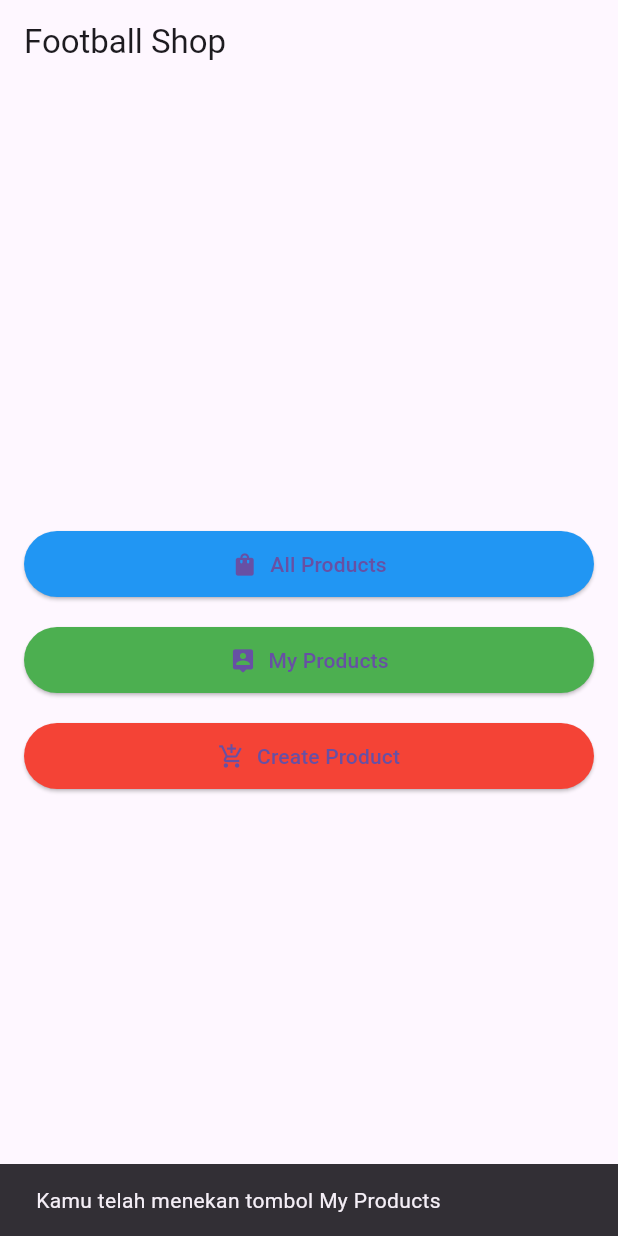
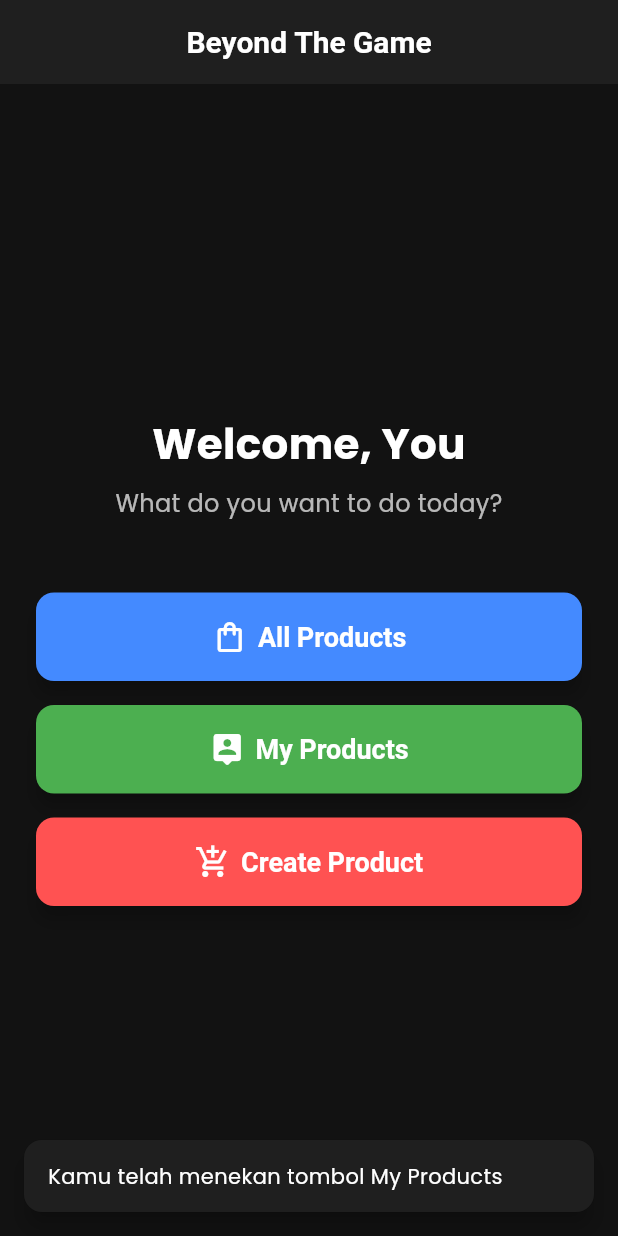
Before and after one commit to Aforambis/flutter-beyond-the-game, a Flutter app: the screen it shows after launch, after a tap on "My Products", on a phone screen of 412 x 824 dp. Run offline on Flutter 3.47's test engine with Material 3 defaults, Android fonts, the phone set to English and light mode, and no system bars; our stand-ins replace google_fonts.

Commit message:
UI changes

```diff
--- a/football_shop/lib/main.dart
+++ b/football_shop/lib/main.dart
@@ -1,18 +1,32 @@
 import 'package:flutter/material.dart';
+import 'package:google_fonts/google_fonts.dart'; // We'll use Google Fonts for a nicer look
 
 void main() {
   runApp(const MyApp());
 }
 
 class MyApp extends StatelessWidget {
-  const MyApp({Key? key}) : super(key: key);
+  const MyApp({super.key});
 
   @override
   Widget build(BuildContext context) {
+    // Using a dark theme for a more "premium shop" feel
     return MaterialApp(
       title: 'Football Shop',
       theme: ThemeData(
-        primarySwatch: Colors.indigo,
+        brightness: Brightness.dark,
+        primaryColor: Colors.blueAccent,
+        scaffoldBackgroundColor: const Color(0xFF121212), // A deep dark grey
+        fontFamily: GoogleFonts.poppins().fontFamily, // Use Poppins for all text
+        appBarTheme: const AppBarTheme(
+          backgroundColor: Color(0xFF1F1F1F), // Slightly lighter grey for app bar
+          elevation: 0, // No shadow
+          titleTextStyle: TextStyle(
+            fontSize: 20,
+            fontWeight: FontWeight.w600,
+            color: Colors.white,
+          ),
+        ),
       ),
       home: const MyHomePage(),
     );
@@ -20,76 +34,88 @@ class MyApp extends StatelessWidget {
 }
 
 class MyHomePage extends StatelessWidget {
-  const MyHomePage({Key? key}) : super(key: key);
+  const MyHomePage({super.key});
+
+  // Helper function to show the SnackBar
+  void _showSnackBar(BuildContext context, String message) {
+    ScaffoldMessenger.of(context).hideCurrentSnackBar(); // Hide any old snackbar
+    ScaffoldMessenger.of(context).showSnackBar(
+      SnackBar(
+        content: Text(message, style: const TextStyle(color: Colors.white)),
+        backgroundColor: const Color(0xFF1F1F1F),
+        behavior: SnackBarBehavior.floating, // Make it float above the bottom
+        shape: RoundedRectangleBorder(
+          borderRadius: BorderRadius.circular(12),
+        ),
+        margin: const EdgeInsets.all(16),
+      ),
+    );
+  }
 
   @override
   Widget build(BuildContext context) {
     return Scaffold(
       appBar: AppBar(
-        title: const Text('Football Shop'),
+        title: const Text('Beyond The Game'),
+        centerTitle: true,
       ),
       body: Padding(
-        padding: const EdgeInsets.all(16.0),
-        // Center the column in the middle of the screen
+        padding: const EdgeInsets.all(24.0), // More padding around the edges
         child: Center(
           child: Column(
-            // Arrange buttons vertically
             mainAxisAlignment: MainAxisAlignment.center,
-            crossAxisAlignment: CrossAxisAlignment.stretch, // Make buttons fill the width
+            crossAxisAlignment: CrossAxisAlignment.stretch,
             children: [
+              // --- Title Text ---
+              const Text(
+                'Welcome, You',
+                textAlign: TextAlign.center,
+                style: TextStyle(
+                  fontSize: 28,
+                  fontWeight: FontWeight.bold,
+                  color: Colors.white,
+                ),
+              ),
+              const SizedBox(height: 8),
+              const Text(
+                'What do you want to do today?',
+                textAlign: TextAlign.center,
+                style: TextStyle(
+                  fontSize: 16,
+                  color: Colors.white70,
+                ),
+              ),
+              const SizedBox(height: 48), // More space before buttons
+
               // --- Button 1: All Products ---
-              ElevatedButton.icon(
-                icon: const Icon(Icons.shopping_bag),
-                label: const Text('All Products'),
-                style: ElevatedButton.styleFrom(
-                  backgroundColor: Colors.blue, // Blue color
-                  padding: const EdgeInsets.symmetric(vertical: 12),
-                ),
+              _ShopButton(
+                text: 'All Products',
+                icon: Icons.shopping_bag_outlined,
+                color: Colors.blueAccent,
                 onPressed: () {
-                  // Show SnackBar
-                  ScaffoldMessenger.of(context).showSnackBar(
-                    const SnackBar(
-                      content: Text('Kamu telah menekan tombol All Products'),
-                    ),
-                  );
+                  _showSnackBar(context, 'Kamu telah menekan tombol All Products');
                 },
               ),
-              const SizedBox(height: 16), // Spacer between buttons
+              const SizedBox(height: 16),
 
               // --- Button 2: My Products ---
-              ElevatedButton.icon(
-                icon: const Icon(Icons.person_pin_rounded),
-                label: const Text('My Products'),
-                style: ElevatedButton.styleFrom(
-                  backgroundColor: Colors.green, // Green color
-                  padding: const EdgeInsets.symmetric(vertical: 12),
-                ),
+              _ShopButton(
+                text: 'My Products',
+                icon: Icons.person_pin_rounded,
+                color: Colors.green,
                 onPressed: () {
-                  // Show SnackBar
-                  ScaffoldMessenger.of(context).showSnackBar(
-                    const SnackBar(
-                      content: Text('Kamu telah menekan tombol My Products'),
-                    ),
-                  );
+                  _showSnackBar(context, 'Kamu telah menekan tombol My Products');
                 },
               ),
-              const SizedBox(height: 16), // Spacer between buttons
+              const SizedBox(height: 16),
 
               // --- Button 3: Create Product ---
-              ElevatedButton.icon(
-                icon: const Icon(Icons.add_shopping_cart),
-                label: const Text('Create Product'),
-                style: ElevatedButton.styleFrom(
-                  backgroundColor: Colors.red, // Red color
-                  padding: const EdgeInsets.symmetric(vertical: 12),
-                ),
+              _ShopButton(
+                text: 'Create Product',
+                icon: Icons.add_shopping_cart,
+                color: Colors.redAccent,
                 onPressed: () {
-                  // Show SnackBar
-                  ScaffoldMessenger.of(context).showSnackBar(
-                    const SnackBar(
-                      content: Text('Kamu telah menekan tombol Create Product'),
-                    ),
-                  );
+                  _showSnackBar(context, 'Kamu telah menekan tombol Create Product');
                 },
               ),
             ],
@@ -99,3 +125,41 @@ class MyHomePage extends StatelessWidget {
     );
   }
 }
+
+// --- A custom, reusable Button Widget for a cleaner look ---
+class _ShopButton extends StatelessWidget {
+  final String text;
+  final IconData icon;
+  final Color color;
+  final VoidCallback onPressed;
+
+  const _ShopButton({
+    super.key,
+    required this.text,
+    required this.icon,
+    required this.color,
+    required this.onPressed,
+  });
+
+  @override
+  Widget build(BuildContext context) {
+    return ElevatedButton.icon(
+      icon: Icon(icon, size: 24),
+      label: Text(text),
+      style: ElevatedButton.styleFrom(
+        backgroundColor: color, // The required color
+        foregroundColor: Colors.white, // White text/icon
+        padding: const EdgeInsets.symmetric(vertical: 16),
+        textStyle: const TextStyle(
+          fontSize: 18,
+          fontWeight: FontWeight.w600,
+        ),
+        shape: RoundedRectangleBorder(
+          borderRadius: BorderRadius.circular(12), // Rounded corners
+        ),
+        elevation: 5, // Add a subtle shadow
+      ),
+      onPressed: onPressed,
+    );
+  }
+}
--- a/football_shop/pubspec.yaml
+++ b/football_shop/pubspec.yaml
@@ -34,6 +34,7 @@ dependencies:
   # The following adds the Cupertino Icons font to your application.
   # Use with the CupertinoIcons class for iOS style icons.
   cupertino_icons: ^1.0.8
+  google_fonts: ^6.3.2
 
 dev_dependencies:
   flutter_test:
@@ -44,7 +45,7 @@ dev_dependencies:
   # activated in the `analysis_options.yaml` file located at the root of your
   # package. See that file for information about deactivating specific lint
   # rules and activating additional ones.
-  flutter_lints: ^5.0.0
+  flutter_lints: ^6.0.0
 
 # For information on the generic Dart part of this file, see the
 # following page: https://dart.dev/tools/pub/pubspec
```
Also changed, not shown: football_shop/pubspec.lock, 7 other files.
